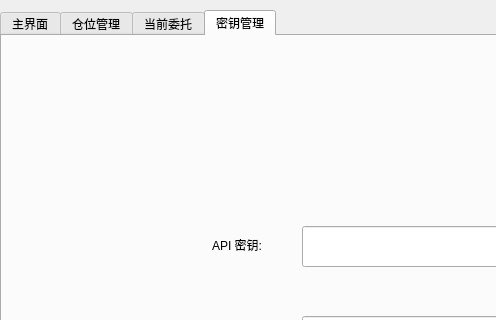
youngqqcn/binance-future-batch-tool, file form.ui: the form before one commit; both pictures show x 0 to 496 and y 0 to 320 of the 1465 by 768 pixel window.
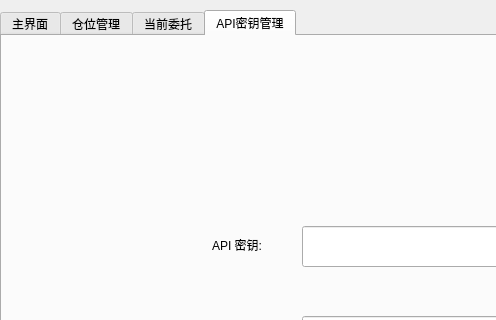
The form after the commit. The open tabs and pages were chosen to show the change.

```diff
--- a/form.ui
+++ b/form.ui
@@ -408,7 +408,7 @@
    </widget>
    <widget class="QWidget" name="tab_3">
     <attribute name="title">
-     <string>密钥管理</string>
+     <string>API密钥管理</string>
     </attribute>
     <widget class="QLineEdit" name="leApiKey">
      <property name="geometry">
```
Left out of the diff: 2 changed lines with no effect on the pictures.
